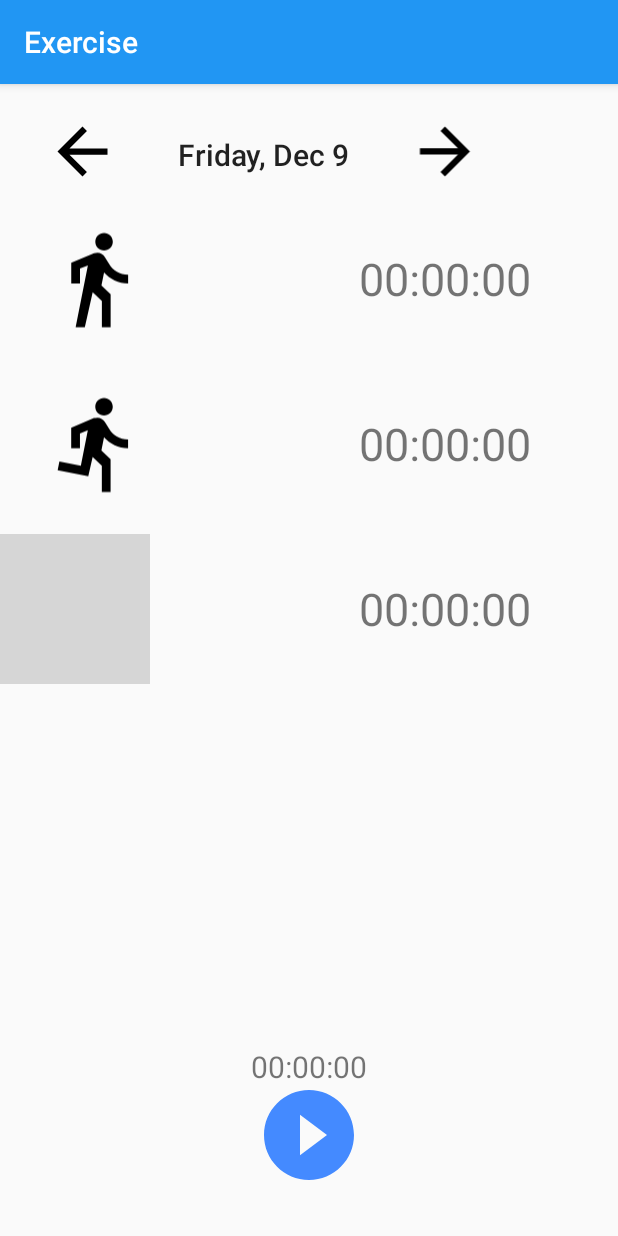
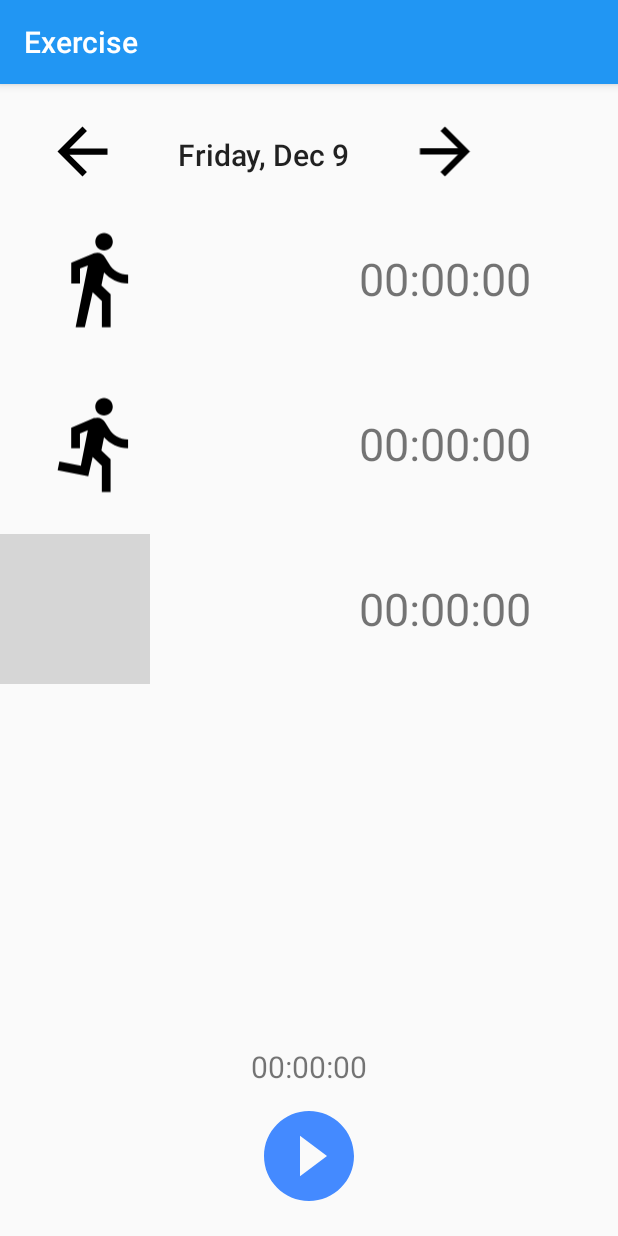
Before and after one commit to alexisfat/HelloHydration, an Android app: the ExerciseTracker screen opened directly, with no data from a screen before it, on a phone screen of 412 x 824 dp. Run offline under Robolectric (Android 15) with nearby library versions, the phone set to English and light mode, and no system bars; grey boxes are pictures that could not be loaded.

```diff
--- a/app/src/main/res/layout/activity_exercisetracker.xml
+++ b/app/src/main/res/layout/activity_exercisetracker.xml
@@ -126,7 +126,7 @@
         android:layout_width="wrap_content"
         android:layout_height="wrap_content"
         app:srcCompat="@drawable/ic_play_circle_filled_black_24dp"
-        android:layout_marginBottom="31dp"
+        android:layout_marginBottom="17dp"
         android:background="@android:color/transparent"
         android:id="@+id/trackbutton"
         android:layout_alignParentBottom="true"
```
Also changed, not shown: app/src/main/java/com/example/umiacs/hellohydration/BarGraph.java (+15 -2 lines).
